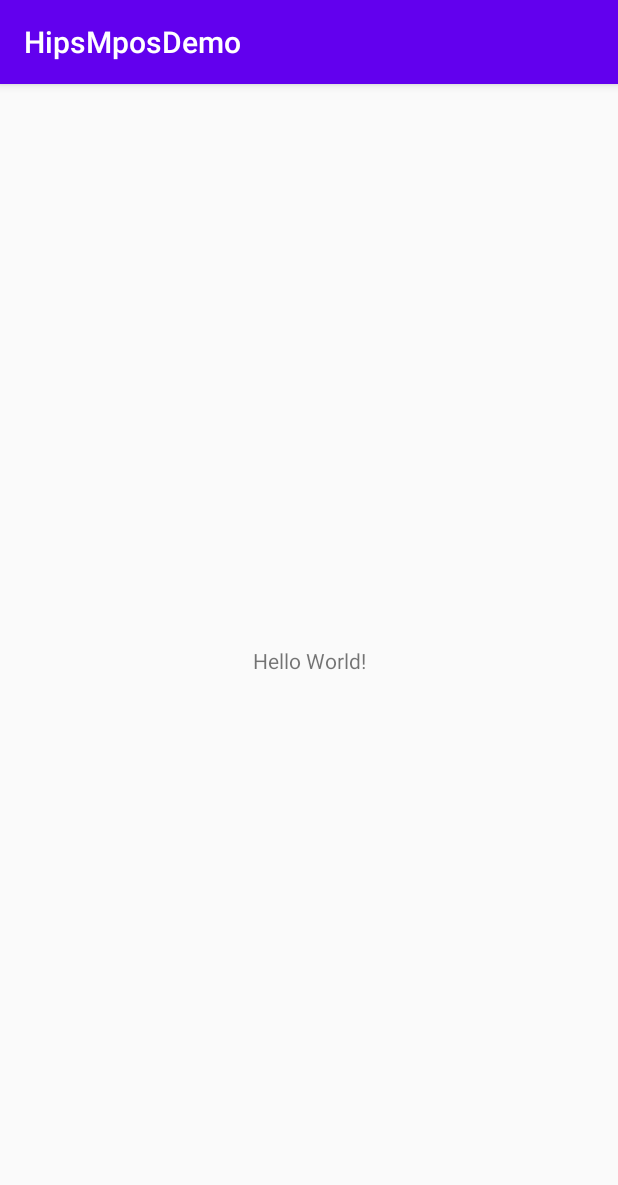
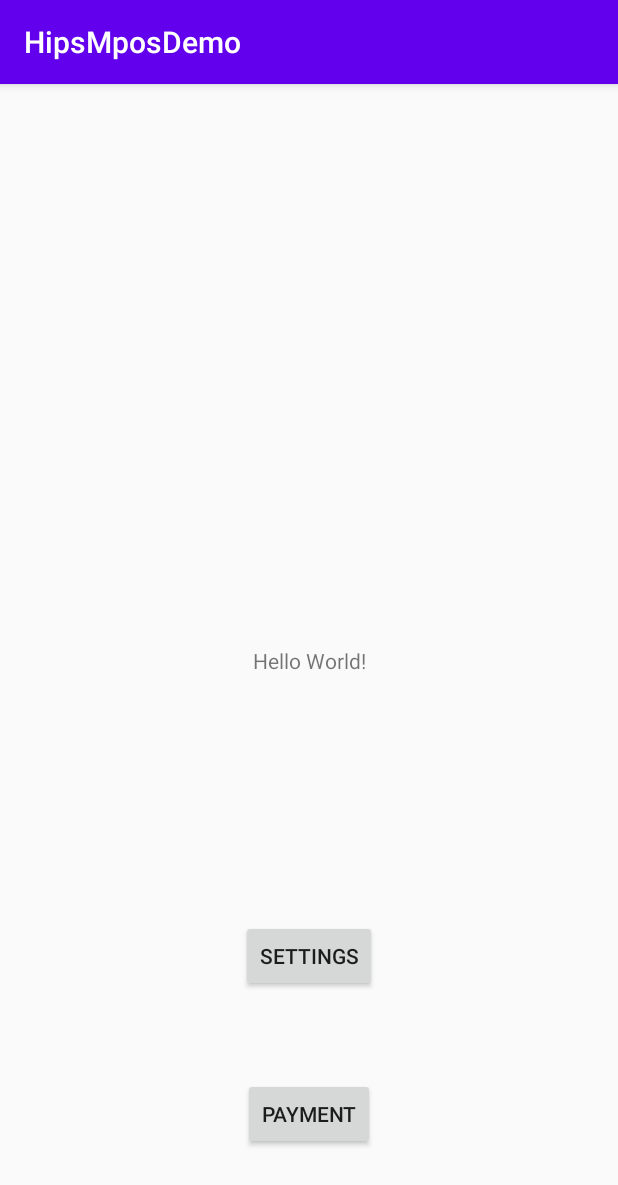
Before and after one commit to hipspay/hips-android-sdk-mpos, an Android app: the screen it shows after launch (MainActivity), on a phone screen of 412 x 824 dp. Shown: the top 1185 px of the screen. Run offline under Robolectric (Android 15) with nearby library versions, the phone set to English and light mode, and no system bars; libraries missing offline, so code that uses them is left out: com.hips.sdk; 2 statements that could not run were skipped.

```diff
--- a/app/build.gradle
+++ b/app/build.gradle
@@ -27,6 +27,11 @@ android {
 
 dependencies {
     implementation fileTree(dir: 'libs', include: ['*.jar'])
+
+    implementation 'org.bitbucket.hipspay.hips-android-sdk-mpos:hips-common:0.9.2'
+    implementation 'org.bitbucket.hipspay.hips-android-sdk-mpos:hips-core:0.9.2'
+    implementation 'org.bitbucket.hipspay.hips-android-sdk-mpos:hips-ui:0.9.2'
+
     implementation "org.jetbrains.kotlin:kotlin-stdlib-jdk7:$kotlin_version"
     implementation 'androidx.appcompat:appcompat:1.1.0'
     implementation 'androidx.core:core-ktx:1.2.0'
--- a/app/src/main/AndroidManifest.xml
+++ b/app/src/main/AndroidManifest.xml
@@ -1,6 +1,12 @@
 <?xml version="1.0" encoding="utf-8"?>
 <manifest xmlns:android="http://schemas.android.com/apk/res/android"
     package="com.hips.sdk.android.hipsmposdemo">
+
+    <uses-permission android:name="android.permission.BLUETOOTH" />
+    <uses-permission android:name="android.permission.INTERNET" />
+    <uses-permission android:name="android.permission.READ_EXTERNAL_STORAGE"/>
+    <uses-permission android:name="android.permission.VIBRATE" />
+    <uses-permission android:name="android.permission.WRITE_EXTERNAL_STORAGE" />
 
     <application
         android:allowBackup="true"
--- a/app/src/main/java/com/hips/sdk/android/hipsmposdemo/MainActivity.kt
+++ b/app/src/main/java/com/hips/sdk/android/hipsmposdemo/MainActivity.kt
@@ -1,12 +1,97 @@
 package com.hips.sdk.android.hipsmposdemo
 
+import android.content.Intent
 import androidx.appcompat.app.AppCompatActivity
 import android.os.Bundle
+import android.util.Log
+import com.hips.sdk.hips.common.exception.HipsException
+import com.hips.sdk.hips.common.model.CurrencyType
+import com.hips.sdk.hips.common.model.HipsTransactionResult
+import com.hips.sdk.hips.common.model.PriceDetails
+import com.hips.sdk.hips.common.result.HipsUiTransaction
+import com.hips.sdk.hips.ui.CallbackManager
+import com.hips.sdk.hips.ui.HipsUi
+import com.hips.sdk.hips.ui.HipsUiBuilder
+import com.hips.sdk.hips.ui.HipsUiCallback
+import kotlinx.android.synthetic.main.activity_main.*
 
 class MainActivity : AppCompatActivity() {
+
+    private val TAG = this::class.java.simpleName
+
+    private lateinit var hipsUi: HipsUi
+
+    // Create a callbackManager instance
+    private val callbackManager = CallbackManager.Factory.create()
 
     override fun onCreate(savedInstanceState: Bundle?) {
         super.onCreate(savedInstanceState)
         setContentView(R.layout.activity_main)
+
+        // Create instance of HipsUi
+        hipsUi = HipsUiBuilder()
+                .appContext(applicationContext)
+                .isTestMode(true)
+                .merchantId("YOUR_MERCHANT_ID")
+                .build()
+
+        // Register a callback to retrieve transaction results
+        hipsUi.registerCallback(callbackManager, object : HipsUiCallback<HipsTransactionResult> {
+            override fun onSuccess(hipsTransactionResult: HipsTransactionResult) {
+                Log.v(TAG, "onSuccess: $hipsTransactionResult")
+                main_title.text = "Success: $hipsTransactionResult"
+            }
+
+            override fun onCanceled() {
+                Log.v(TAG, "onCanceled")
+                main_title.text = "Transaction canceled"
+
+            }
+
+            override fun onError(
+                    exception: HipsException?,
+                    hipsUiTransactionRequest: HipsUiTransaction.Request?
+            ) {
+                Log.v(TAG, "onError: $exception - Initiating transaction request: $hipsUiTransactionRequest")
+                main_title.text = "Error: Transaction error ${exception?.message}"
+            }
+        })
+
+        settings_button.setOnClickListener {
+            hipsUi.openSettings(this)
+        }
+
+        payment_button.setOnClickListener {
+            hipsUi.startPayment(
+                    activity = this,
+
+                    /**
+                     * PriceDetails is nullable. If no object is passed Hips Ui i will provide controls
+                     * to fill in the required properties.
+                     *
+                     * Currently supported in SDK:
+                     * - Amount via Hips Keyboard, pass 0.0 to trigger keyboard
+                     * - Description
+                     *
+                     * In development:
+                     * - VAT
+                     * - Currency
+                     *
+                     */
+                    //
+                    priceDetails = PriceDetails(
+                            amount = 0.0, // Pass zero to trigger Hips Ui Keyboard
+                            vat = 0.0,
+                            description = "This is a test payment",
+                            currencyType = CurrencyType.USDollar
+                    ),
+                    isOfflinePayment = false
+            )
+        }
+    }
+
+    override fun onActivityResult(requestCode: Int, resultCode: Int, data: Intent?) {
+        callbackManager.onActivityResult(requestCode, resultCode, data)
+        super.onActivityResult(requestCode, resultCode, data)
     }
 }
--- a/app/src/main/res/layout/activity_main.xml
+++ b/app/src/main/res/layout/activity_main.xml
@@ -7,6 +7,7 @@
     tools:context=".MainActivity">
 
     <TextView
+        android:id="@+id/main_title"
         android:layout_width="wrap_content"
         android:layout_height="wrap_content"
         android:text="Hello World!"
@@ -15,4 +16,26 @@
         app:layout_constraintRight_toRightOf="parent"
         app:layout_constraintTop_toTopOf="parent" />
 
+    <Button
+        android:id="@+id/settings_button"
+        android:onClick="openSettings"
+        android:layout_width="wrap_content"
+        android:layout_height="wrap_content"
+        android:text="Settings"
+        app:layout_constraintBottom_toBottomOf="parent"
+        app:layout_constraintLeft_toLeftOf="parent"
+        app:layout_constraintRight_toRightOf="parent"
+        app:layout_constraintTop_toBottomOf="@+id/main_title" />
+
+    <Button
+        android:id="@+id/payment_button"
+        android:onClick="launchPayment"
+        android:layout_width="wrap_content"
+        android:layout_height="wrap_content"
+        android:text="Payment"
+        app:layout_constraintBottom_toBottomOf="parent"
+        app:layout_constraintLeft_toLeftOf="parent"
+        app:layout_constraintRight_toRightOf="parent"
+        app:layout_constraintTop_toBottomOf="@+id/settings_button" />
+
 </androidx.constraintlayout.widget.ConstraintLayout>
--- a/build.gradle
+++ b/build.gradle
@@ -20,7 +20,10 @@ allprojects {
     repositories {
         google()
         jcenter()
-
+        maven {
+            url "https://jitpack.io"
+            credentials { username hipsAuthToken }
+        }
     }
 }
 
--- a/gradle.properties
+++ b/gradle.properties
@@ -19,3 +19,5 @@ android.useAndroidX=true
 android.enableJetifier=true
 # Kotlin code style for this project: "official" or "obsolete":
 kotlin.code.style=official
+# Hips SDK token. Add your provided token here, contact info@hips.com for help.
+hipsAuthToken=jp_slas9h2j91hklgpdjjf7robl8o
```
